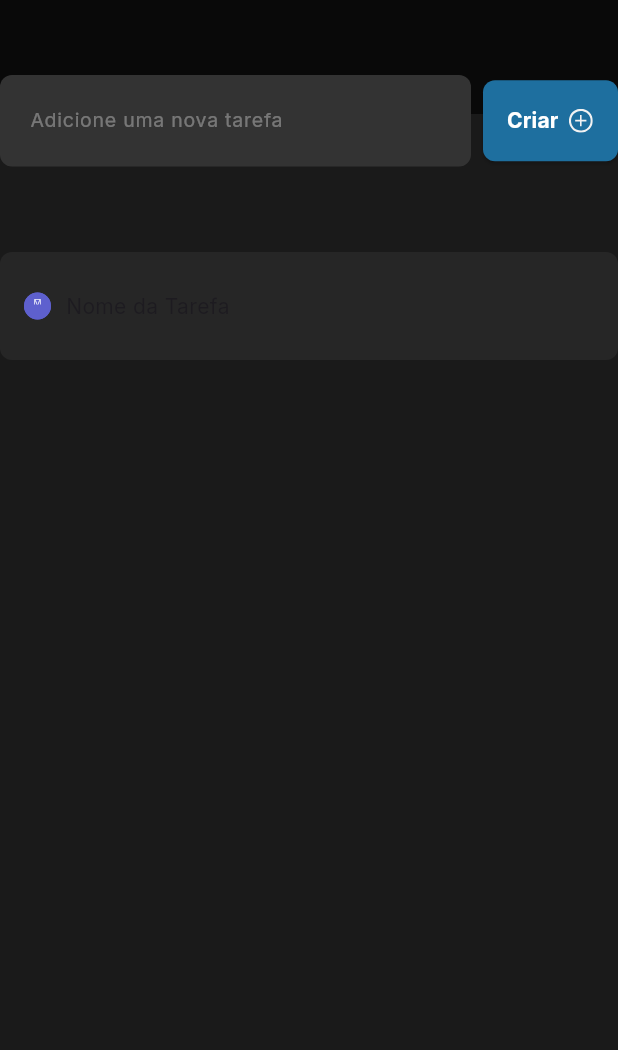
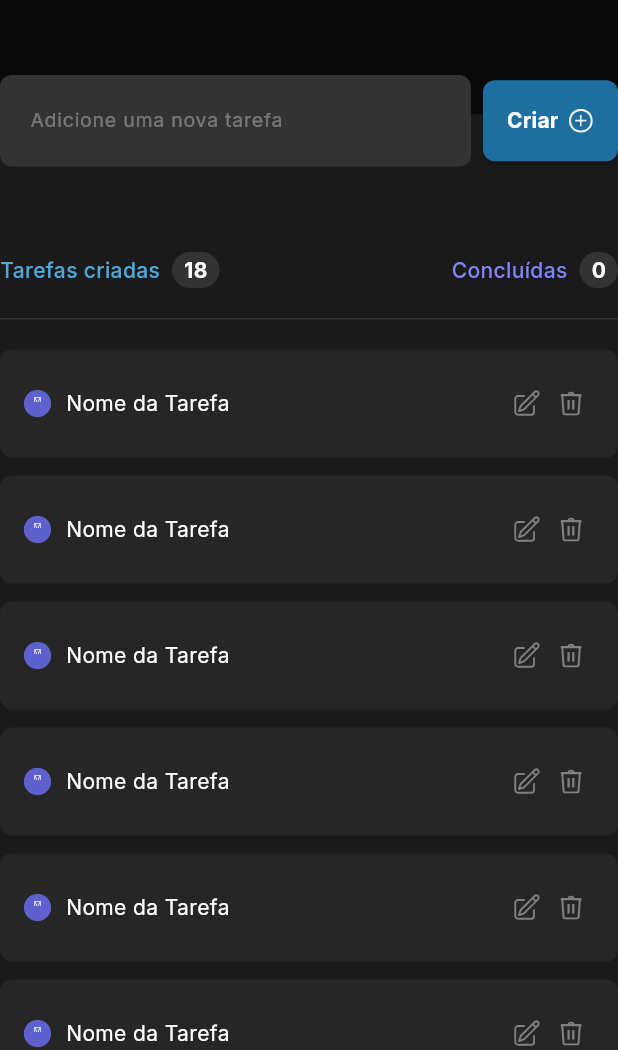
Before and after one commit to gabrielestefono/ToDoList, a Flutter app: the screen it shows after launch, on a phone screen of 412 x 824 dp, the part 186-1236 px from its top. Run offline on Flutter 3.47's test engine with Material 3 defaults, Android fonts, the phone set to English and light mode, and no system bars; our stand-ins replace flutter_svg, google_fonts.

Commit message:
Finalizando ToDoList em Flutter

```diff
--- a/flutterdart/lib/src/app.dart
+++ b/flutterdart/lib/src/app.dart
@@ -2,6 +2,7 @@ import 'package:flutter/material.dart';
 import 'package:flutterdart/src/website/header_component.dart';
 import 'package:flutterdart/src/website/form_component.dart';
 import 'package:flutterdart/src/website/task_component.dart';
+import 'package:flutterdart/src/website/task_list_component.dart';
 import 'settings/settings_controller.dart';
 
 class MyApp extends StatelessWidget {
@@ -23,7 +24,7 @@ class MyApp extends StatelessWidget {
           children: [
             const HeaderComponent(),
             FormComponent(),
-            const TaskComponent()
+            const TaskListComponent()
           ],
         ),
       ),
--- a/flutterdart/lib/src/website/task_component.dart
+++ b/flutterdart/lib/src/website/task_component.dart
@@ -1,5 +1,5 @@
 import 'package:flutter/material.dart';
-import 'package:flutter/widgets.dart';
+import 'package:flutter_svg/flutter_svg.dart';
 import 'package:google_fonts/google_fonts.dart';
 
 class TaskComponent extends StatelessWidget {
@@ -36,7 +36,8 @@ class TaskComponent extends StatelessWidget {
                   left: 0,
                   right: 0,
                   bottom: 10,
-                  )),
+                ),
+              ),
               child: const Text(
                 "\u2713",
                 style: TextStyle(
@@ -46,11 +47,43 @@ class TaskComponent extends StatelessWidget {
               ),
             ),
           ),
-          Container(
-            margin: EdgeInsets.only(left: 10),
-            child: Text(
-              "Nome da Tarefa",
-              style: GoogleFonts.inter()
+          Expanded(
+            child: Container(
+              margin: const EdgeInsets.only(left: 10),
+              child: Text("Nome da Tarefa",
+                  style: GoogleFonts.inter(
+                    color: Colors.white,
+                  )),
+            ),
+          ),
+          SizedBox(
+            height: 30,
+            width: 30,
+            child: TextButton(
+              style: ButtonStyle(
+                padding: WidgetStateProperty.all(EdgeInsets.zero),
+              ),
+              child: SizedBox(
+                width: 20,
+                height: 20,
+                child: SvgPicture.asset("assets/icons/edit.svg"),
+              ),
+              onPressed: () => {},
+            ),
+          ),
+          SizedBox(
+            height: 30,
+            width: 30,
+            child: TextButton(
+              style: ButtonStyle(
+                padding: WidgetStateProperty.all(EdgeInsets.zero),
+              ),
+              child: SizedBox(
+                width: 16,
+                height: 16,
+                child: SvgPicture.asset("assets/icons/lixo.svg"),
+              ),
+              onPressed: () => {},
             ),
           ),
         ],
--- a/flutterdart/lib/src/website/task_list_component.dart
+++ b/flutterdart/lib/src/website/task_list_component.dart
@@ -1,21 +1,102 @@
 import 'package:flutter/material.dart';
-import 'package:flutter_svg/flutter_svg.dart';
+import 'package:flutterdart/src/website/task_component.dart';
+import 'package:google_fonts/google_fonts.dart';
 
 class TaskListComponent extends StatelessWidget {
   const TaskListComponent({super.key});
 
   @override
   Widget build(BuildContext context) {
-    return Container(
-      color: const Color(0XAA000000),
-      width: MediaQuery.of(context).size.width,
-      height: 200,
-      child: Center(
-        child: SizedBox(
-          width: 126,
-          height: 48,
-          child: SvgPicture.asset("assets/icons/logo.svg"),
-        ),
+    return SizedBox(
+      width: 736,
+      child: Column(
+        children: [
+          Container(
+            decoration: const BoxDecoration(
+                border: Border(
+                    bottom: BorderSide(color: Color(0XFF333333), width: 1.0))),
+            padding: const EdgeInsets.only(bottom: 20.0),
+            child: Row(
+              mainAxisAlignment: MainAxisAlignment.spaceBetween,
+              children: [
+                Row(
+                  children: [
+                    Text(
+                      "Tarefas criadas",
+                      style: GoogleFonts.inter(
+                          color: const Color(0XFF4EA8DE),
+                          fontWeight: FontWeight.w500,
+                          fontSize: 14),
+                    ),
+                    Container(
+                      margin: const EdgeInsets.only(left: 8),
+                      padding: const EdgeInsets.only(
+                          top: 2, left: 8, right: 8, bottom: 2),
+                      decoration: const BoxDecoration(
+                          color: Color(0XFF333333),
+                          borderRadius: BorderRadius.all(Radius.circular(20))),
+                      child: Text(
+                        "18",
+                        style: GoogleFonts.inter(
+                          color: const Color(0XFFFFFFFF),
+                          fontWeight: FontWeight.w700,
+                          fontSize: 14,
+                        ),
+                      ),
+                    ),
+                  ],
+                ),
+                Row(
+                  children: [
+                    Text(
+                      "Concluídas",
+                      style: GoogleFonts.inter(
+                          color: const Color(0XFF8284FA),
+                          fontWeight: FontWeight.w500,
+                          fontSize: 14),
+                    ),
+                    Container(
+                      margin: const EdgeInsets.only(left: 8),
+                      padding: const EdgeInsets.only(
+                          top: 2, left: 8, right: 8, bottom: 2),
+                      decoration: const BoxDecoration(
+                          color: Color(0XFF333333),
+                          borderRadius: BorderRadius.all(Radius.circular(20))),
+                      child: Text(
+                        "0",
+                        style: GoogleFonts.inter(
+                          color: const Color(0XFFFFFFFF),
+                          fontWeight: FontWeight.w700,
+                          fontSize: 14,
+                        ),
+                      ),
+                    ),
+                  ],
+                ),
+              ],
+            ),
+          ),
+          Container(
+            padding: const EdgeInsets.only(top: 20),
+            child: const Column(
+              children: [
+                TaskComponent(),
+                SizedBox(height: 12),
+                TaskComponent(),
+                SizedBox(height: 12),
+                TaskComponent(),
+                SizedBox(height: 12),
+                TaskComponent(),
+                SizedBox(height: 12),
+                TaskComponent(),
+                SizedBox(height: 12),
+                TaskComponent(),
+                SizedBox(height: 12),
+                TaskComponent(),
+              ],
+            ),
+          )
+        ],
       ),
     );
   }
```
Also changed, not shown: flutterdart/assets/icons/edit.svg (added), 1 other file. Lines whose indentation alone changed are shown as unchanged.
